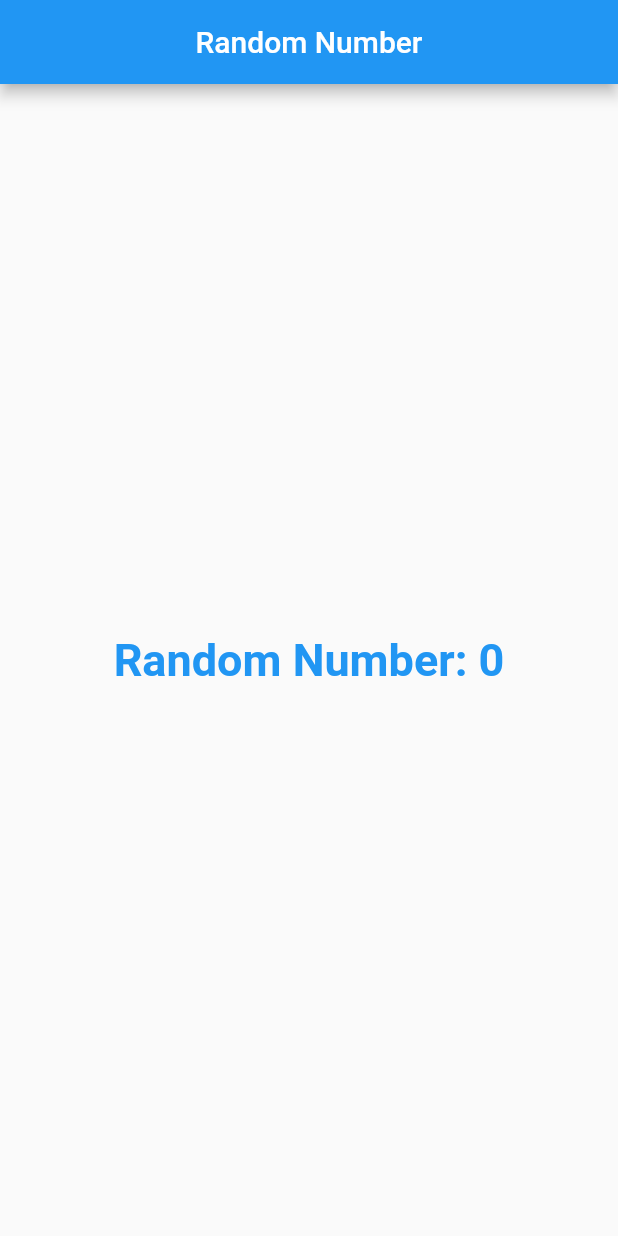
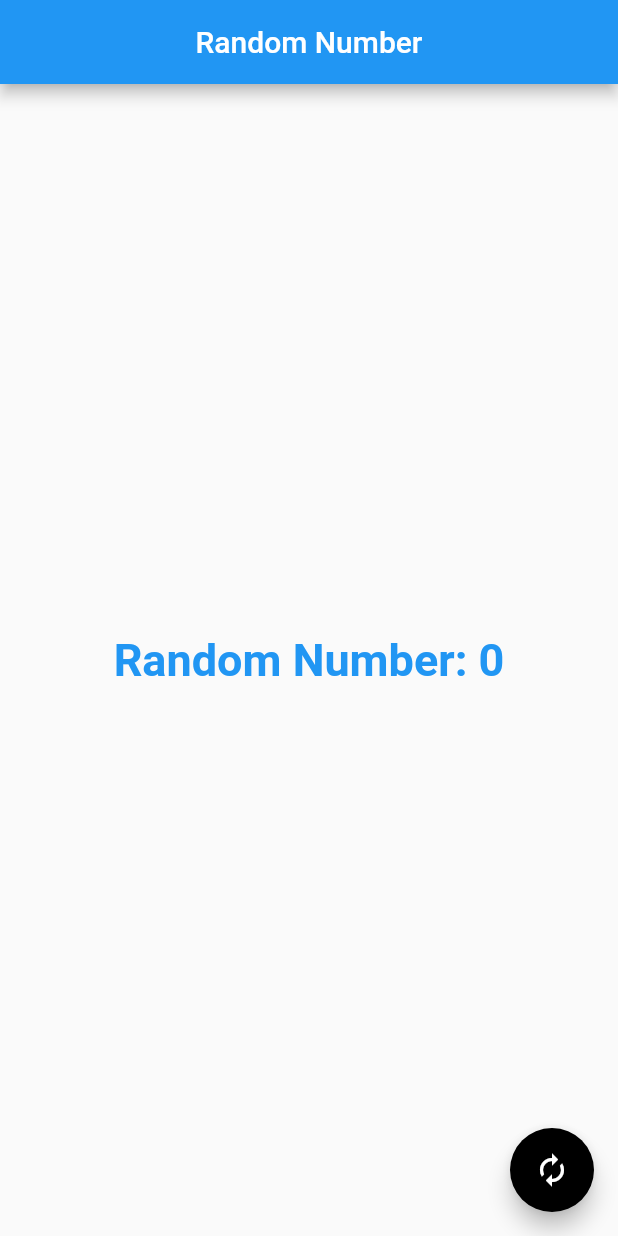
Before and after one commit to FahimMuntashir/Flutter-GenerateRandomNumber, a Flutter app: the screen it shows after launch, on a phone screen of 412 x 824 dp. Run offline on Flutter 3.47's test engine with Material 2 defaults, Android fonts, the phone set to English and light mode, and no system bars.

Commit message:
create a floating button and design it

```diff
--- a/lib/main.dart
+++ b/lib/main.dart
@@ -34,6 +34,13 @@ class _RandomWidgetState extends State<RandomWidget> {
             ],
           ),
         ),
+        floatingActionButton: FloatingActionButton(onPressed: () {
+          print('Action');
+        },
+        child: Icon(
+            Icons.autorenew
+        ),
+        backgroundColor: Colors.black,),
       ),
     );
   }
```
